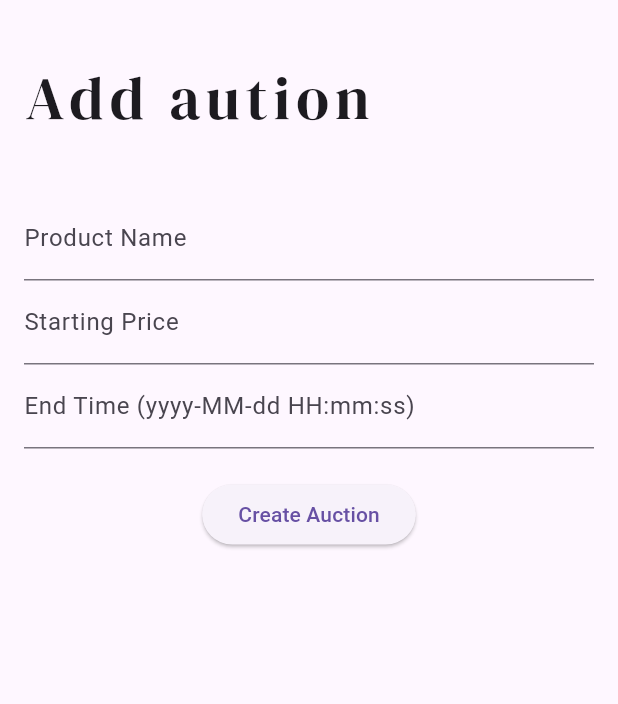
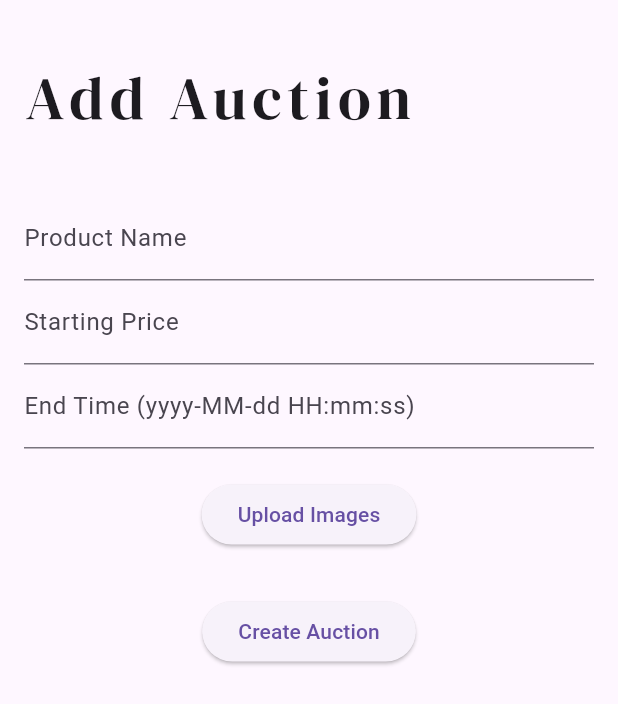
Before and after one commit to Achuabhijith2003/farmer_auction_app, a Flutter app: the SellerRemasterHome screen opened directly, item 2 of the bottom bar chosen, after a tap on "Create New Auction", on a phone screen of 412 x 824 dp. Shown: the top 704 px of the screen. Run offline on Flutter 3.47's test engine with Material 3 defaults, Android fonts, the phone set to English and light mode, and no system bars; our stand-ins replace animate_do, another_flutter_splash_screen, cloud_firestore, firebase_auth, firebase_core, firebase_storage and 4 more; accounts and stored records are empty; project files that could hold a hidden picture were left out.

Commit message:
add image in bidding platform

```diff
--- a/lib/Screens/Seller/Seller_autions.dart
+++ b/lib/Screens/Seller/Seller_autions.dart
@@ -59,7 +59,7 @@ class _SellerAutionsState extends State<SellerAutions> {
                           Navigator.push(
                             context,
                             MaterialPageRoute(
-                                builder: (context) => Addaution()),
+                                builder: (context) => const AddAuction()),
                           );
                         },
                         child: const Text("Create New Auction"),
--- a/lib/Screens/Seller/addaution.dart
+++ b/lib/Screens/Seller/addaution.dart
@@ -1,20 +1,55 @@
+import 'dart:io';
 import 'package:cloud_firestore/cloud_firestore.dart';
 import 'package:farmer_auction_app/Servies/firebase_servies.dart';
 import 'package:flutter/material.dart';
 import 'package:google_fonts/google_fonts.dart';
+import 'package:image_picker/image_picker.dart';
+import 'package:firebase_storage/firebase_storage.dart';
 
-class Addaution extends StatefulWidget {
-  const Addaution({super.key});
+class AddAuction extends StatefulWidget {
+  const AddAuction({super.key});
 
   @override
-  State<Addaution> createState() => _AddautionState();
+  State<AddAuction> createState() => _AddAuctionState();
 }
 
-class _AddautionState extends State<Addaution> {
+class _AddAuctionState extends State<AddAuction> {
   final TextEditingController productNameController = TextEditingController();
   final TextEditingController startingPriceController = TextEditingController();
   final TextEditingController endTimeController = TextEditingController();
+  final List<File> selectedImages = [];
+  final picker = ImagePicker();
   Firebaseseller sellerbase = Firebaseseller();
+
+  Future<void> pickImage() async {
+    if (selectedImages.length >= 3) {
+      ScaffoldMessenger.of(context).showSnackBar(
+        const SnackBar(content: Text('You can only upload up to 3 images.')),
+      );
+      return;
+    }
+    final pickedFile = await picker.pickImage(source: ImageSource.gallery);
+    if (pickedFile != null) {
+      setState(() {
+        selectedImages.add(File(pickedFile.path));
+      });
+    }
+  }
+
+  Future<List<String>> uploadImages(String docId) async {
+    List<String> imageUrls = [];
+    for (var i = 0; i < selectedImages.length; i++) {
+      final file = selectedImages[i];
+      final ref = FirebaseStorage.instance
+          .ref()
+          .child('auctions/$docId/image_$i.jpg');
+      await ref.putFile(file);
+      final imageUrl = await ref.getDownloadURL();
+      imageUrls.add(imageUrl);
+    }
+    return imageUrls;
+  }
+
   void createAuction() async {
     String productName = productNameController.text.trim();
     double startingPrice = double.tryParse(startingPriceController.text) ?? 0.0;
@@ -25,12 +60,18 @@ class _AddautionState extends State<Addaution> {
         startingPrice <= 0 ||
         endTime.isBefore(DateTime.now())) {
       ScaffoldMessenger.of(context).showSnackBar(
-        SnackBar(content: Text('Please fill all fields correctly.')),
+        const SnackBar(content: Text('Please fill all fields correctly.')),
       );
       return;
     }
 
-    // Add auction details to Firestore
+    if (selectedImages.isEmpty) {
+      ScaffoldMessenger.of(context).showSnackBar(
+        const SnackBar(content: Text('Please upload at least one image.')),
+      );
+      return;
+    }
+
     try {
       final ref = await FirebaseFirestore.instance.collection('auctions').add({
         'productName': productName,
@@ -42,15 +83,19 @@ class _AddautionState extends State<Addaution> {
         'status': "ongoing"
       });
 
-      final docid = ref.id;
+      final docId = ref.id;
 
-      await FirebaseFirestore.instance
-          .collection("auctions")
-          .doc(docid)
-          .update({"docID": docid});
+      // Upload images
+      final imageUrls = await uploadImages(docId);
+
+      // Update Firestore with image URLs
+      await FirebaseFirestore.instance.collection('auctions').doc(docId).update({
+        'docID': docId,
+        'images': imageUrls,
+      });
 
       ScaffoldMessenger.of(context).showSnackBar(
-        SnackBar(content: Text('Auction created successfully!')),
+        const SnackBar(content: Text('Auction created successfully!')),
       );
       Navigator.pop(context);
     } catch (e) {
@@ -73,7 +118,7 @@ class _AddautionState extends State<Addaution> {
                 children: [
                   const SizedBox(width: 10),
                   Text(
-                    "Add aution",
+                    "Add Auction",
                     style: GoogleFonts.dmSerifDisplay(
                         fontSize: 40, letterSpacing: 4),
                     textAlign: TextAlign.center,
@@ -93,35 +138,59 @@ class _AddautionState extends State<Addaution> {
             decoration: const BoxDecoration(
               borderRadius: BorderRadius.only(
                 topLeft: Radius.circular(40),
-                    topRight: Radius.circular(40)),
+                topRight: Radius.circular(40),
+              ),
             ),
             child: Padding(
               padding: const EdgeInsets.all(16.0),
+              child: SingleChildScrollView(
                 child: Column(
                   children: [
                     TextField(
                       controller: productNameController,
-                      decoration: InputDecoration(labelText: 'Product Name'),
+                      decoration:
+                          const InputDecoration(labelText: 'Product Name'),
                     ),
                     TextField(
                       controller: startingPriceController,
-                      decoration: InputDecoration(labelText: 'Starting Price'),
+                      decoration:
+                          const InputDecoration(labelText: 'Starting Price'),
                       keyboardType: TextInputType.number,
                     ),
                     TextField(
                       controller: endTimeController,
-                      decoration: InputDecoration(
+                      decoration: const InputDecoration(
                           labelText: 'End Time (yyyy-MM-dd HH:mm:ss)'),
                     ),
-                    SizedBox(height: 20),
+                    const SizedBox(height: 20),
+                    ElevatedButton(
+                      onPressed: pickImage,
+                      child: const Text('Upload Images'),
+                    ),
+                    const SizedBox(height: 10),
+                    Wrap(
+                      spacing: 10,
+                      runSpacing: 10,
+                      children: selectedImages
+                          .map((image) => Image.file(
+                                image,
+                                width: 100,
+                                height: 100,
+                                fit: BoxFit.cover,
+                              ))
+                          .toList(),
+                    ),
+                    const SizedBox(height: 20),
                     ElevatedButton(
                       onPressed: createAuction,
-                      child: Text('Create Auction'),
+                      child: const Text('Create Auction'),
                     ),
                   ],
                 ),
               ),
-            ))
+            ),
+          ),
+        ),
       ]),
     );
   }
```
Also changed, not shown: lib/Screens/Buyer/bidding_platform.dart (+29 -24 lines). Lines whose indentation alone changed are shown as unchanged.
